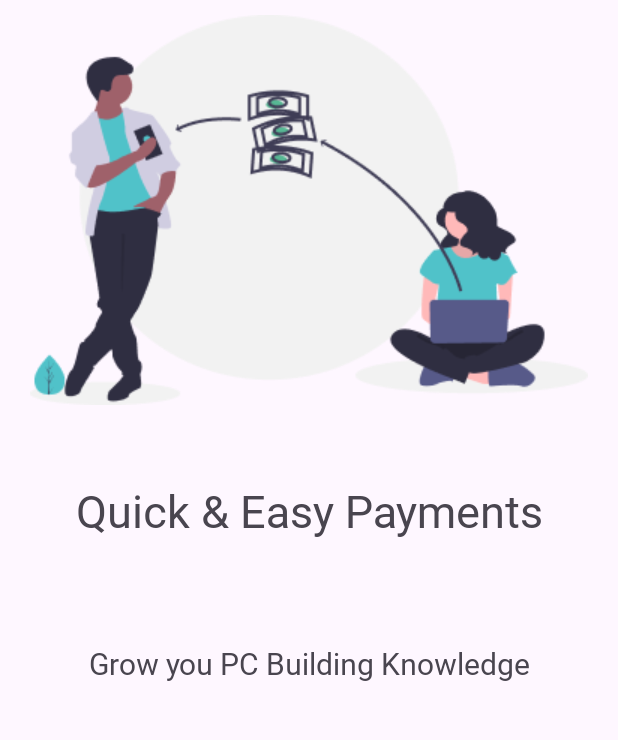
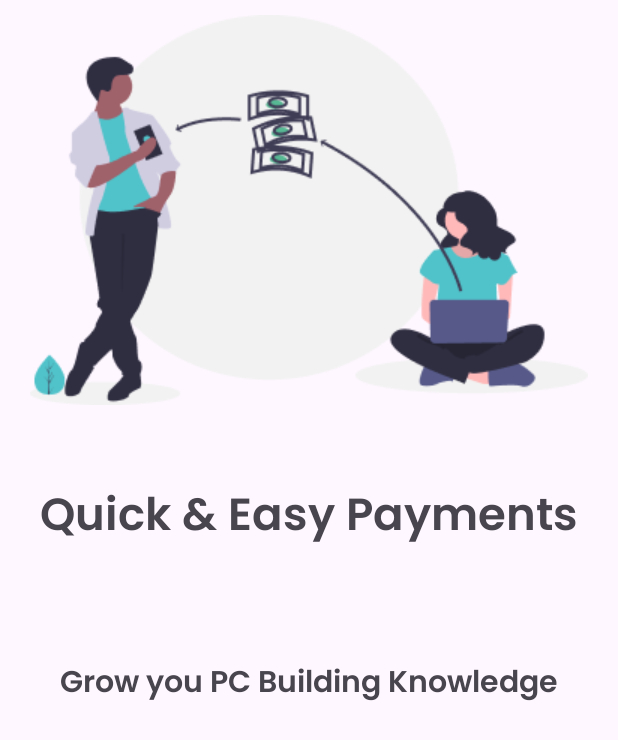
Before and after one commit to ChromaCyan/Hubbies-OLD-Project-, an Android app: the layout slider_layout.xml on its own in the app's theme, with its tools: preview values and no code run, on a phone screen of 412 x 824 dp. Shown: the top 740 px of the screen. Run offline under Robolectric (Android 15) with nearby library versions, the light colour scheme and no system bars.

Commit message:
"fixed the shit, "

```diff
--- a/app/src/main/AndroidManifest.xml
+++ b/app/src/main/AndroidManifest.xml
@@ -14,6 +14,9 @@
         android:supportsRtl="true"
         android:theme="@style/Theme.PCHUB"
         tools:targetApi="31">
+        <activity
+            android:name=".viewmodel.mainscreen"
+            android:exported="false"/>
         <activity
             android:name=".Activities.MainActivity"
             android:exported="false" />
--- a/app/src/main/java/com/example/pchub/Activities/Login.kt
+++ b/app/src/main/java/com/example/pchub/Activities/Login.kt
@@ -23,11 +23,7 @@ class Login : AppCompatActivity() {
         db = DatabaseHelper(this)
         val BackButton: FloatingActionButton = findViewById(R.id.bt_back)
 
-        BackButton.setOnClickListener {
-            val intent = Intent(this, Startup::class.java)
-            startActivity(intent)
 
-        }
         binding.btSignup.setOnClickListener {
             val intent = Intent(this, Register::class.java)
             startActivity(intent)
--- a/app/src/main/res/layout/activity_startup.xml
+++ b/app/src/main/res/layout/activity_startup.xml
@@ -63,6 +63,7 @@
         app:layout_constraintEnd_toEndOf="parent"/>
 
     <LinearLayout
+        android:id="@+id/indicator_layout"
         android:layout_width="wrap_content"
         android:layout_height="wrap_content"
         android:orientation="horizontal"
@@ -70,7 +71,6 @@
         app:layout_constraintBottom_toBottomOf="parent"
         app:layout_constraintEnd_toEndOf="parent"
         app:layout_constraintStart_toStartOf="@+id/slideViewPager">
-
     </LinearLayout>
 
 
--- a/app/src/main/res/layout/slider_layout.xml
+++ b/app/src/main/res/layout/slider_layout.xml
@@ -18,7 +18,7 @@
         android:layout_width="match_parent"
         android:layout_height="wrap_content"
         android:layout_marginTop="50dp"
-        android:fontFamily="@font/poppins_bold"
+        android:fontFamily="@font/poppins_thin"
         android:text="Quick &amp; Easy Payments"
         android:textAlignment="center"
         android:textSize="30dp" />
@@ -28,7 +28,7 @@
         android:layout_width="match_parent"
         android:layout_height="wrap_content"
         android:layout_marginTop="68dp"
-        android:fontFamily="@font/poppins_bold"
+        android:fontFamily="@font/poppins_thin"
         android:text="Grow you PC Building Knowledge"
         android:textAlignment="center"
         android:textSize="20dp"/>
```
Also changed, not shown: app/src/main/java/com/example/pchub/Activities/Startup.kt (+5 -4 lines), app/src/main/java/com/example/pchub/Fragment/sell.kt (+7 -8 lines).
